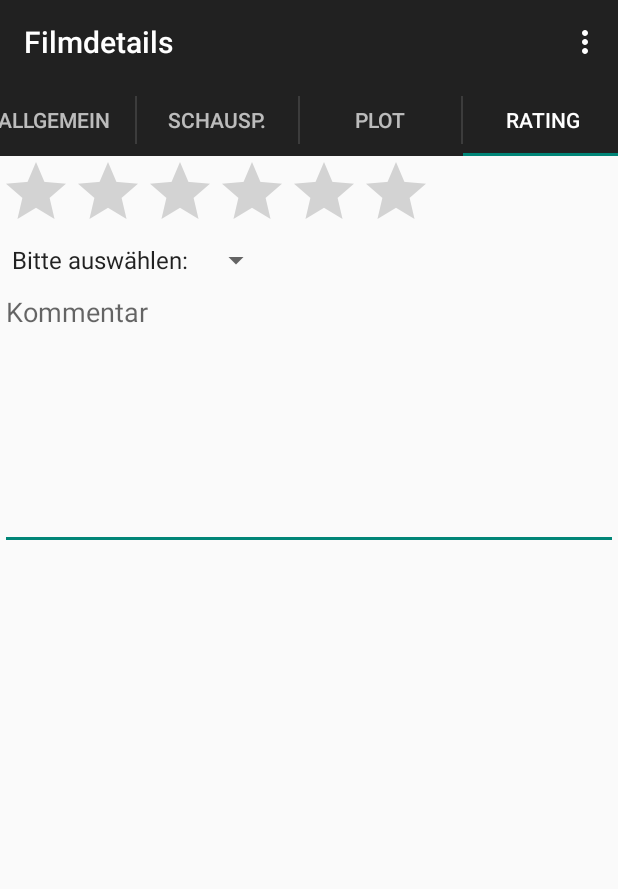
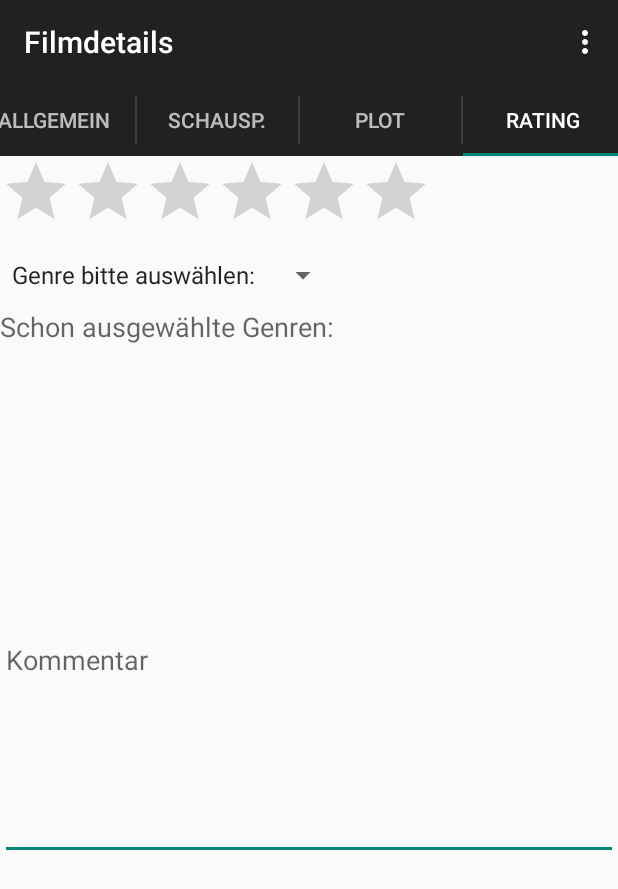
Before and after one commit to vinto1964/MyVideoManager, an Android app: the FgmInfos screen opened directly, with no data from a screen before it, tab 4 chosen, on a phone screen of 412 x 824 dp. Shown: the top 889 px of the screen. Run offline under Robolectric (Android 15) with nearby library versions, the phone set to English and light mode, and no system bars.

Commit message:
Änderungen 31.03.2015, Stand: 16:57

```diff
--- a/app/src/main/java/de/anisma/www/myvideomanager/AppGlobal.java
+++ b/app/src/main/java/de/anisma/www/myvideomanager/AppGlobal.java
@@ -13,6 +13,8 @@ public class AppGlobal extends Application {
     CHDatabase dbVideo;
 
     List<DTFilmItem> ldFilmItems = new ArrayList<DTFilmItem>();
+    List<String> listGenre = new ArrayList<String>();
+
     int iPosSelect = -1;
 
     FilmListAdapter lsAdapt;
--- a/app/src/main/java/de/anisma/www/myvideomanager/FgmInfos.java
+++ b/app/src/main/java/de/anisma/www/myvideomanager/FgmInfos.java
@@ -130,7 +130,7 @@ public class FgmInfos extends Fragment implements View.OnClickListener {
         edFSK.setText("");
         edDuration.setText("");
         edEAN.setText("");
-        myApp.iPosSelect = -1;
+//        myApp.iPosSelect = -1;
     }
 
     private void saveEntry() {
@@ -166,7 +166,7 @@ public class FgmInfos extends Fragment implements View.OnClickListener {
             filmUpdate.setiFilmFSK(edFSK.getText().toString().isEmpty() ? -1 : Integer.parseInt(edFSK.getText().toString()));
             filmUpdate.setiFilmEAN(edEAN.getText().toString().isEmpty() ? -1 : Integer.parseInt(edEAN.getText().toString()));
             myApp.dbVideo.updateFilm(filmUpdate);
-            myApp.iPosSelect = iPos;
+ //           myApp.iPosSelect = iPos;
 
         }
 
--- a/app/src/main/java/de/anisma/www/myvideomanager/FgmPlot.java
+++ b/app/src/main/java/de/anisma/www/myvideomanager/FgmPlot.java
@@ -68,8 +68,8 @@ public class FgmPlot extends Fragment {
     public void onDestroyView() {
         super.onDestroyView();
         AppGlobal myApp = (AppGlobal) getActivity().getApplication();
-        myApp.ldFilmItems.get(myApp.iPosSelect).setsFilmPlot(edPlot.getText().toString());
-        DTFilmItem film = myApp.ldFilmItems.get(myApp.iPosSelect);
+        myApp.ldFilmItems.get(iPos).setsFilmPlot(edPlot.getText().toString());
+        DTFilmItem film = myApp.ldFilmItems.get(iPos);
         myApp.dbVideo.updatePlot(film);
 
     }
--- a/app/src/main/java/de/anisma/www/myvideomanager/TActFilmDetails.java
+++ b/app/src/main/java/de/anisma/www/myvideomanager/TActFilmDetails.java
@@ -34,8 +34,8 @@ public class TActFilmDetails extends ActionBarActivity implements ActionBar.TabL
     AppGlobal myApp;
 
     int iPos = -1;
-    long lFilmID = -1;
-    List<DTFilmItem> filmlist = new ArrayList<DTFilmItem>();
+    //long lFilmID = -1;
+    //List<DTFilmItem> filmlist = new ArrayList<DTFilmItem>();
 
     String sEditable;
 
@@ -98,8 +98,6 @@ public class TActFilmDetails extends ActionBarActivity implements ActionBar.TabL
                             .setText(mSectionsPagerAdapter.getPageTitle(i))
                             .setTabListener(this));
         }
-
-
     }
 
 
--- a/app/src/main/res/layout/activity_mact_film_details_comment.xml
+++ b/app/src/main/res/layout/activity_mact_film_details_comment.xml
@@ -8,14 +8,30 @@
         android:layout_width="wrap_content"
         android:layout_height="wrap_content"
         android:id="@+id/rbRating"
-        android:numStars="@integer/c_stars_number" />
+        android:numStars="@integer/c_stars_number"
+        android:layout_marginBottom="10dp" />
 
     <Spinner
         android:layout_width="wrap_content"
         android:layout_height="wrap_content"
         android:id="@+id/spGenre"
-        android:prompt="@string/spGenre_prompt"
-        android:entries="@array/genreD_array"/>
+        android:entries="@array/genreD_array"
+        android:layout_marginBottom="10dp" />
+
+    <TextView
+        android:layout_width="wrap_content"
+        android:layout_height="wrap_content"
+        android:textAppearance="?android:attr/textAppearanceMedium"
+        android:text="@string/sGenre"
+        android:id="@+id/tvGenre" />
+
+    <ListView
+        android:layout_width="wrap_content"
+        android:layout_height="57dp"
+        android:id="@+id/lvGenres"
+        android:layout_weight="0.25"
+        android:layout_marginBottom="10dp"
+        android:choiceMode="singleChoice" />
 
     <EditText
         android:layout_width="match_parent"
--- a/app/src/main/res/values/strings.xml
+++ b/app/src/main/res/values/strings.xml
@@ -46,8 +46,9 @@
     </string-array>
     <string name="spGenre_prompt">Wählen Sie eine Kategorie:</string>
     <string name="sDeleteFilm">Film löschen</string>
+    <string name="sGenre">Schon ausgewählte Genren:</string>
     <string-array name="genreD_array">
-        <item>Bitte auswählen:</item>
+        <item>Genre bitte auswählen:</item>
         <item>Abenteuer</item>
         <item>Kinder</item>
         <item>Komödie</item>
```
Also changed, not shown: app/src/main/java/de/anisma/www/myvideomanager/CHDatabase.java (+49 -5 lines), app/src/main/java/de/anisma/www/myvideomanager/FgmComment.java (+36 -1 lines), app/src/main/java/de/anisma/www/myvideomanager/MainActivity.java (+1 -6 lines).
